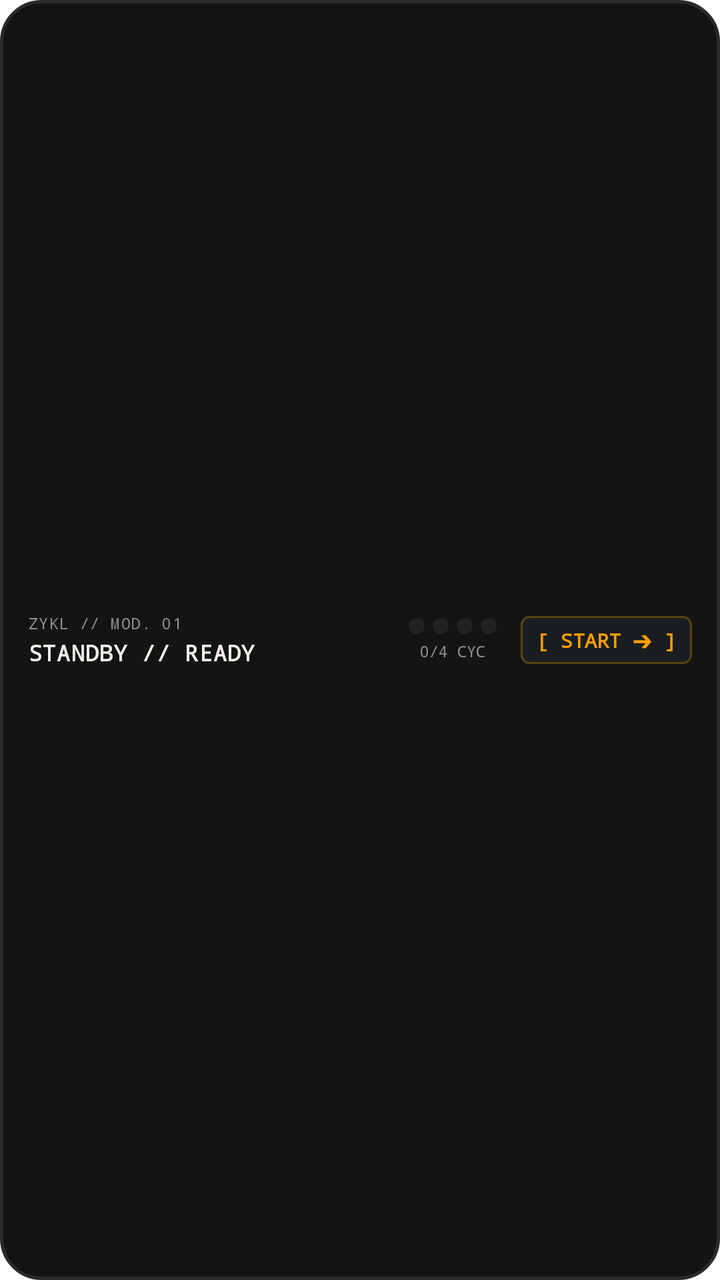
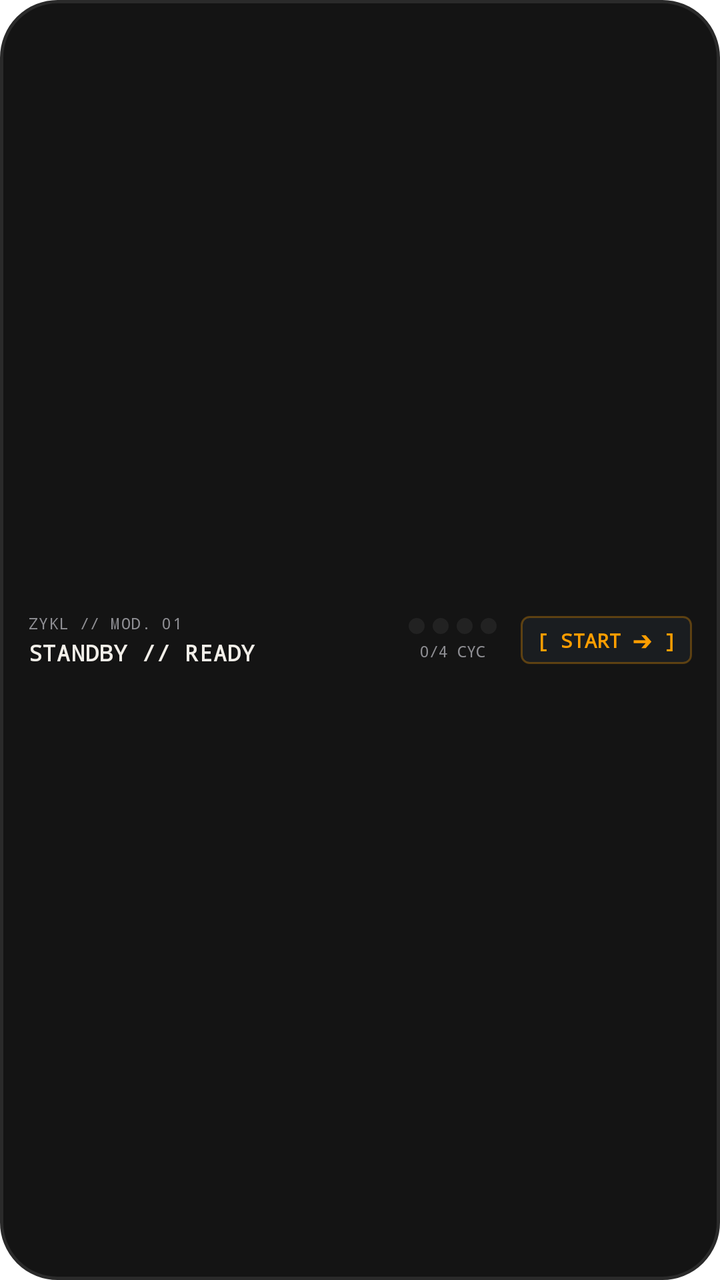

Screens rendered from an Android XML layout before and after an edit, with the pre-edit source and the edit as a unified diff.
<!-- AndroidManifest.xml: fallback theme Theme.MaterialComponents.DayNight.NoActionBar -->
<!-- res/layout/takt_appwidget_focus_strip_4x1.xml -->
<?xml version="1.0" encoding="utf-8"?>
<LinearLayout xmlns:android="http://schemas.android.com/apk/res/android"
    android:id="@+id/widget_root"
    android:layout_width="match_parent"
    android:layout_height="match_parent"
    android:minHeight="48dp"
    android:background="@drawable/widget_chassis_bg"
    android:orientation="horizontal"
    android:gravity="center_vertical"
    android:paddingLeft="14dp"
    android:paddingRight="14dp"
    android:paddingStart="14dp"
    android:paddingEnd="14dp"
    android:paddingTop="8dp"
    android:paddingBottom="8dp">

    
    <LinearLayout
        android:layout_width="0dp"
        android:layout_height="wrap_content"
        android:layout_weight="1"
        android:orientation="vertical"
        android:gravity="center_vertical">

        <TextView
            android:layout_width="wrap_content"
            android:layout_height="wrap_content"
            android:text="ZYKL // MOD. 01"
            android:textColor="#8E8E93"
            android:textSize="8sp"
            android:letterSpacing="0.06"
            android:fontFamily="monospace"
            android:maxLines="1" />

        <LinearLayout
            android:layout_width="wrap_content"
            android:layout_height="wrap_content"
            android:layout_marginTop="2dp"
            android:orientation="horizontal">

            <TextView
                android:id="@+id/widget_status_text"
                android:layout_width="wrap_content"
                android:layout_height="wrap_content"
                android:text="STANDBY // READY"
                android:textColor="#F2EFE9"
                android:textSize="11sp"
                android:textStyle="bold"
                android:letterSpacing="0.04"
                android:fontFamily="monospace"
                android:maxLines="1" />

            <Chronometer
                android:id="@+id/widget_status_chrono"
                android:layout_width="wrap_content"
                android:layout_height="wrap_content"
                android:textColor="#F2EFE9"
                android:textSize="11sp"
                android:textStyle="bold"
                android:letterSpacing="0.04"
                android:fontFamily="monospace"
                android:maxLines="1"
                android:visibility="gone" />
        </LinearLayout>
    </LinearLayout>

    
    <LinearLayout
        android:layout_width="wrap_content"
        android:layout_height="wrap_content"
        android:orientation="vertical"
        android:gravity="center"
        android:layout_marginLeft="12dp"
        android:layout_marginRight="12dp"
        android:layout_marginStart="12dp"
        android:layout_marginEnd="12dp">

        <LinearLayout
            android:layout_width="wrap_content"
            android:layout_height="wrap_content"
            android:orientation="horizontal"
            android:gravity="center">

            <ImageView
                android:id="@+id/led_1"
                android:layout_width="8dp"
                android:layout_height="8dp"
                android:layout_marginRight="4dp"
                android:layout_marginEnd="4dp"
                android:src="@drawable/ic_widget_led_dim"
                android:contentDescription="Cycle 1 LED" />

            <ImageView
                android:id="@+id/led_2"
                android:layout_width="8dp"
                android:layout_height="8dp"
                android:layout_marginRight="4dp"
                android:layout_marginEnd="4dp"
                android:src="@drawable/ic_widget_led_dim"
                android:contentDescription="Cycle 2 LED" />

            <ImageView
                android:id="@+id/led_3"
                android:layout_width="8dp"
                android:layout_height="8dp"
                android:layout_marginRight="4dp"
                android:layout_marginEnd="4dp"
                android:src="@drawable/ic_widget_led_dim"
                android:contentDescription="Cycle 3 LED" />

            <ImageView
                android:id="@+id/led_4"
                android:layout_width="8dp"
                android:layout_height="8dp"
                android:src="@drawable/ic_widget_led_dim"
                android:contentDescription="Cycle 4 LED" />
        </LinearLayout>

        <TextView
            android:id="@+id/widget_cycles_text"
            android:layout_width="wrap_content"
            android:layout_height="wrap_content"
            android:layout_marginTop="3dp"
            android:text="0/4 CYC"
            android:textColor="#8E8E93"
            android:textSize="8sp"
            android:fontFamily="monospace"
            android:gravity="center"
            android:maxLines="1" />
    </LinearLayout>

    
    <TextView
        android:id="@+id/widget_action_btn"
        android:layout_width="wrap_content"
        android:layout_height="wrap_content"
        android:text="[ START ➔ ]"
        android:textColor="#FF9E00"
        android:textSize="10sp"
        android:textStyle="bold"
        android:fontFamily="monospace"
        android:background="@drawable/widget_action_btn_bg"
        android:paddingLeft="8dp"
        android:paddingRight="8dp"
        android:paddingStart="8dp"
        android:paddingEnd="8dp"
        android:paddingTop="5dp"
        android:paddingBottom="5dp"
        android:gravity="center"
        android:contentDescription="Action button" />

</LinearLayout>
<!-- resources referenced by this layout -->
<resources>
  <!-- drawable ic_widget_led_dim (drawable) -->
  <?xml version="1.0" encoding="utf-8"?>
  <shape xmlns:android="http://schemas.android.com/apk/res/android"
      android:shape="oval">
      <solid android:color="#222222" />
      <size
          android:width="12dp"
          android:height="12dp" />
  </shape>
  <!-- drawable widget_action_btn_bg (drawable) -->
  <?xml version="1.0" encoding="utf-8"?>
  <shape xmlns:android="http://schemas.android.com/apk/res/android"
      android:shape="rectangle">
      <solid android:color="#1A1D20" />
      <stroke
          android:width="1dp"
          android:color="#4DFF9E00" />
      <corners android:radius="4dp" />
  </shape>
  <!-- drawable widget_chassis_bg (drawable) -->
  <?xml version="1.0" encoding="utf-8"?>
  <shape xmlns:android="http://schemas.android.com/apk/res/android"
      android:shape="rectangle">
      <solid android:color="#141414" />
      <stroke
          android:width="1.5dp"
          android:color="#2A2A2A" />
      <corners android:radius="20dp" />
  </shape>
</resources>

<!-- the commit's change to res/layout/takt_appwidget_focus_strip_4x1.xml (unified diff, before → after) -->
@@ -23,6 +23,7 @@
         android:gravity="center_vertical">
 
         <TextView
+        android:id="@+id/theme_muted_1"
             android:layout_width="wrap_content"
             android:layout_height="wrap_content"
             android:text="ZYKL // MOD. 01"
<!-- resource entries referenced after the edit -->
@@ -27,7 +27,8 @@
       <stroke
           android:width="1.5dp"
           android:color="#2A2A2A" />
-      <corners android:radius="20dp" />
+      <corners android:radius="@dimen/widget_corner_radius" />
   </shape>
+  <dimen name="widget_corner_radius">20dp</dimen>
 </resources>
 
